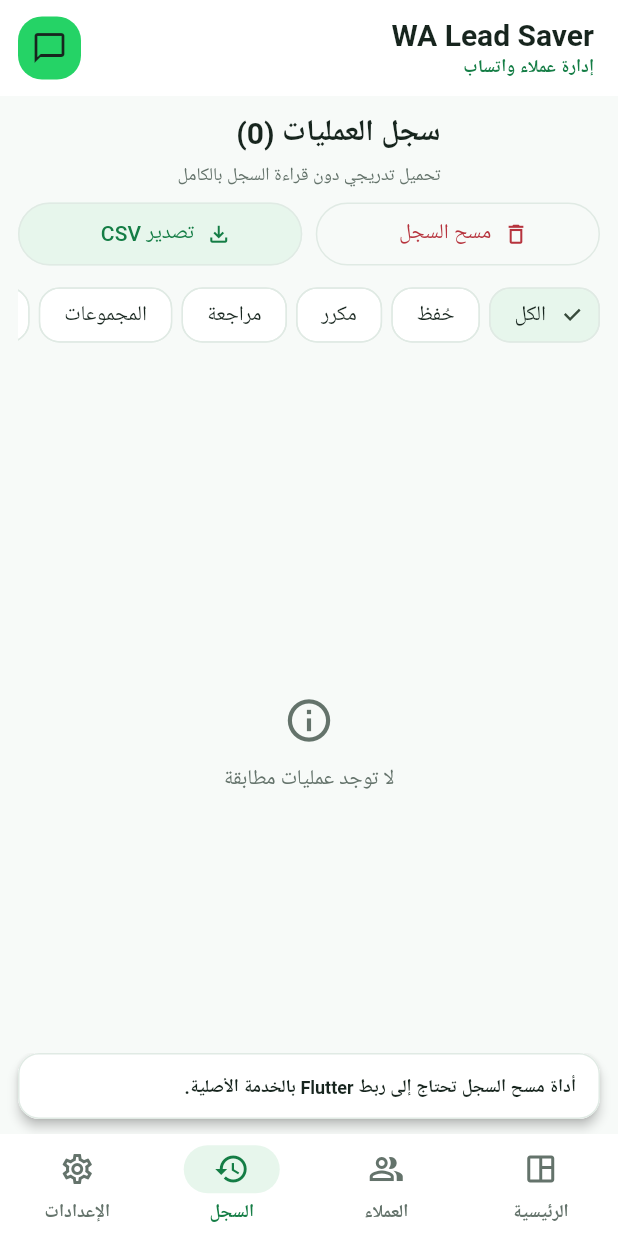
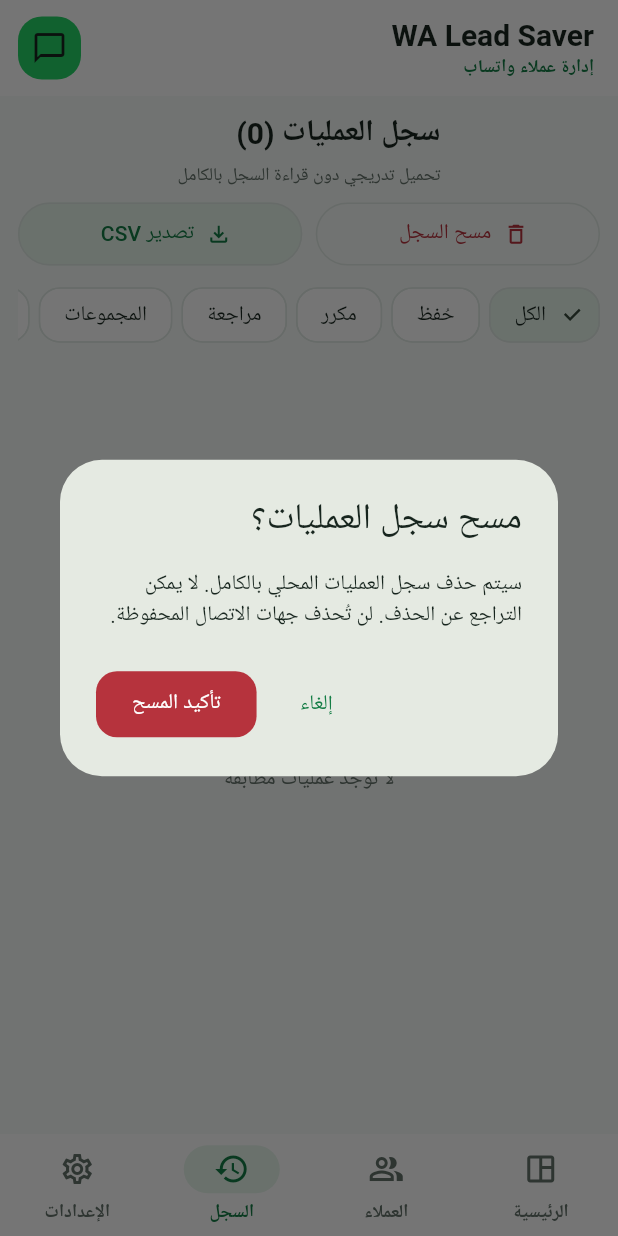
Before and after one commit to 775878805Osamaha/wa-lead-saver, a Flutter app: the screen it shows after launch, item 3 of the bottom bar chosen, after a tap on "مسح السجل", on a phone screen of 412 x 824 dp. Run offline on Flutter 3.47's test engine with Material 3 defaults, Android fonts, the phone set to English and light mode, and no system bars; Roboto replaces fonts that are missing (ThmanyahSans).

Commit message:
flutter: confirm destructive audit clearing and wire real CSV export

```diff
--- a/flutter_ui/lib/src/screens/history_page.dart
+++ b/flutter_ui/lib/src/screens/history_page.dart
@@ -21,6 +21,7 @@ class _HistoryPageViewState extends State<HistoryPageView> {
   String? _error;
   int _total = 0;
   int _generation = 0;
+  bool _actionInProgress = false;
 
   @override
   void initState() {
@@ -88,10 +89,69 @@ class _HistoryPageViewState extends State<HistoryPageView> {
     return '${d.year}/${two(d.month)}/${two(d.day)}  ${two(d.hour)}:${two(d.minute)}';
   }
 
-  void _nativeActionPending(String action) {
-    ScaffoldMessenger.of(context).showSnackBar(
-      SnackBar(content: Text('أداة $action تحتاج إلى ربط Flutter بالخدمة الأصلية.')),
+  Future<void> _exportHistory() async {
+    if (_actionInProgress) return;
+    setState(() => _actionInProgress = true);
+    try {
+      await widget.gateway.exportHistory();
+      if (!mounted) return;
+      ScaffoldMessenger.of(context).showSnackBar(
+        const SnackBar(content: Text('تم تجهيز ملف CSV — اختر تطبيق المشاركة')),
+      );
+    } catch (_) {
+      if (!mounted) return;
+      ScaffoldMessenger.of(context).showSnackBar(
+        const SnackBar(content: Text('تعذر تصدير السجل؛ العملية غير متاحة في المعاينة')),
+      );
+    } finally {
+      if (mounted) setState(() => _actionInProgress = false);
+    }
+  }
+
+  Future<void> _confirmClearHistory() async {
+    if (_actionInProgress) return;
+    final confirmed = await showDialog<bool>(
+      context: context,
+      builder: (dialogContext) => AlertDialog(
+        title: const Text('مسح سجل العمليات؟'),
+        content: const Text(
+          'سيتم حذف سجل العمليات المحلي بالكامل. لا يمكن التراجع عن الحذف. '
+          'لن تُحذف جهات الاتصال المحفوظة.',
+        ),
+        actions: [
+          TextButton(
+            onPressed: () => Navigator.pop(dialogContext, false),
+            child: const Text('إلغاء'),
+          ),
+          FilledButton(
+            key: const Key('confirm_clear_history'),
+            style: FilledButton.styleFrom(
+              backgroundColor: WaPalette.red, foregroundColor: Colors.white,
+            ),
+            onPressed: () => Navigator.pop(dialogContext, true),
+            child: const Text('تأكيد المسح'),
+          ),
+        ],
+      ),
     );
+    if (!mounted || confirmed != true) return;
+    setState(() => _actionInProgress = true);
+    try {
+      await widget.gateway.clearHistory();
+      if (!mounted) return;
+      await _load(reset: true);
+      if (!mounted) return;
+      ScaffoldMessenger.of(context).showSnackBar(
+        const SnackBar(content: Text('تم مسح سجل العمليات بنجاح')),
+      );
+    } catch (_) {
+      if (!mounted) return;
+      ScaffoldMessenger.of(context).showSnackBar(
+        const SnackBar(content: Text('تعذر مسح السجل؛ لم يتم حذف بياناتك')),
+      );
+    } finally {
+      if (mounted) setState(() => _actionInProgress = false);
+    }
   }
 
   @override
@@ -115,7 +175,7 @@ class _HistoryPageViewState extends State<HistoryPageView> {
               children: [
                 Expanded(
                   child: OutlinedButton.icon(
-                    onPressed: () => _nativeActionPending('مسح السجل'),
+                    onPressed: _actionInProgress ? null : _confirmClearHistory,
                     icon: const Icon(Icons.delete_outline, size: 17),
                     label: const Text('مسح السجل'),
                     style: OutlinedButton.styleFrom(
@@ -127,7 +187,7 @@ class _HistoryPageViewState extends State<HistoryPageView> {
                 const SizedBox(width: 9),
                 Expanded(
                   child: OutlinedButton.icon(
-                    onPressed: () => _nativeActionPending('تصدير CSV'),
+                    onPressed: _actionInProgress ? null : _exportHistory,
                     icon: const Icon(Icons.file_download_outlined, size: 17),
                     label: const Text('تصدير CSV'),
                     style: OutlinedButton.styleFrom(
```
